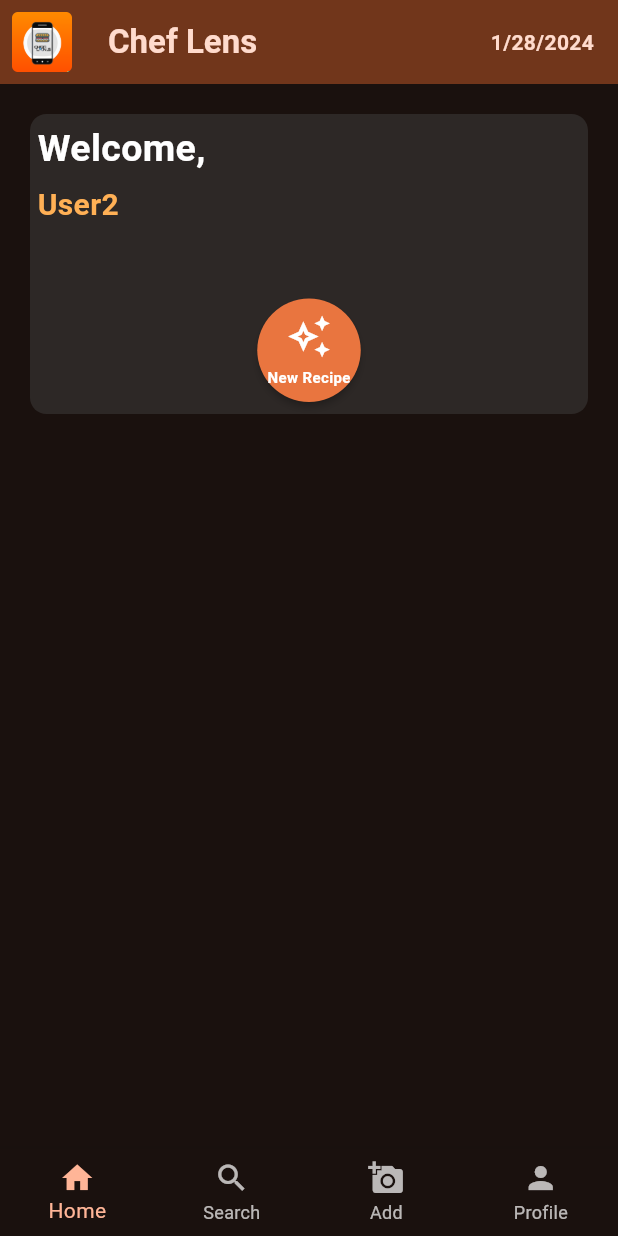
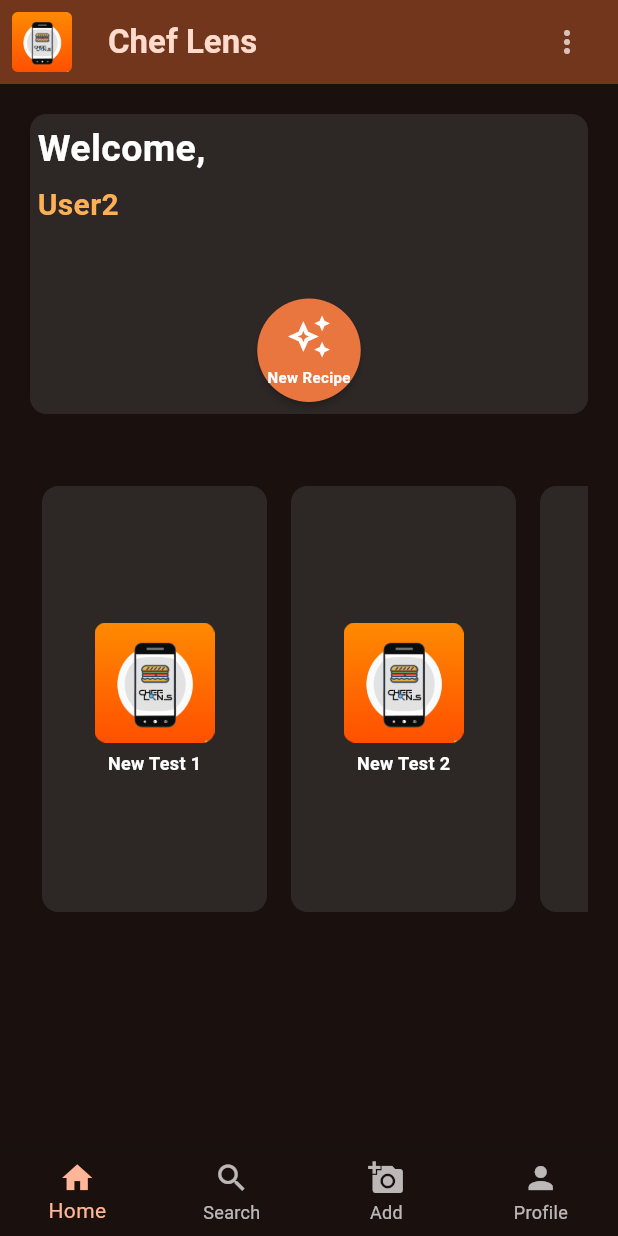
Before and after one commit to brianBoolean88/ChefLens, a Flutter app: the screen it shows after launch, on a phone screen of 412 x 824 dp. Run offline on Flutter 3.47's test engine with Material 3 defaults, Android fonts, the light colour scheme and no system bars; our stand-ins replace cached_network_image, camera, dio; missing offline and left inert: cookie_jar, dio_cookie_manager; Roboto replaces fonts that are missing (Poppins).

Commit message:
App Icon + Home Page Modifications

```diff
--- a/lib/main.dart
+++ b/lib/main.dart
@@ -1,5 +1,5 @@
 import "package:flutter/material.dart";
-
+import './utilities/customscroll.dart';
 import "screens/root_page.dart";
 
 void main() {
@@ -14,6 +14,7 @@ class MyApp extends StatelessWidget {
     return MaterialApp(
       title: "Chef Lens",
       debugShowCheckedModeBanner: false,
+      scrollBehavior: MyCustomScrollBehavior(),
       theme: ThemeData(
         useMaterial3: true,
         colorScheme: ColorScheme.fromSeed(
--- a/lib/screens/home_page.dart
+++ b/lib/screens/home_page.dart
@@ -1,5 +1,6 @@
 import "package:flutter/material.dart";
 import '../utilities/global.dart' as globals;
+import '../widgets/clickable_image.dart';
 
 class HomePage extends StatefulWidget {
   const HomePage({super.key});
@@ -14,7 +15,9 @@ class _HomePageState extends State<HomePage> {
     return SingleChildScrollView(
       child: Padding(
         padding: const EdgeInsets.all(20.0),
-        child: Container(
+        child: Column(
+          children: [
+            Container(
               decoration: BoxDecoration(
                 color: Color.fromARGB(107, 71, 71, 71),
                 borderRadius: BorderRadius.circular(11.0),
@@ -90,6 +93,27 @@ class _HomePageState extends State<HomePage> {
                 ],
               ),
             ),
+            const Padding(padding: EdgeInsets.all(20)),
+            const SizedBox(
+              height: 300,
+              child: SingleChildScrollView(
+                scrollDirection: Axis.horizontal,
+                child: Row(
+                  children: [
+                    ImageButton(imageName: "assets/images/icon.png", title: "New Test 1"),
+                    ImageButton(imageName: "assets/images/icon.png", title: "New Test 2"),
+                    ImageButton(imageName: "assets/images/icon.png", title: "New Test 3"),
+                    ImageButton(imageName: "assets/images/icon.png", title: "New Test 4"),
+                    ImageButton(imageName: "assets/images/icon.png", title: "New Test 5"),
+                    ImageButton(imageName: "assets/images/icon.png", title: "New Test 6"),
+                    ImageButton(imageName: "assets/images/icon.png", title: "New Test 7"),
+                    // Add more image buttons as needed
+                  ],
+                ),
+              ),
+            ),
+          ],
+        ),
       ),
     );
   }
--- /dev/null
+++ b/lib/utilities/customscroll.dart
@@ -0,0 +1,11 @@
+import 'package:flutter/gestures.dart';
+import 'package:flutter/material.dart';
+
+class MyCustomScrollBehavior extends MaterialScrollBehavior {
+  // Override behavior methods and getters like dragDevices
+  @override
+  Set<PointerDeviceKind> get dragDevices => {
+        PointerDeviceKind.touch,
+        PointerDeviceKind.mouse,
+      };
+}
--- /dev/null
+++ b/lib/widgets/clickable_image.dart
@@ -0,0 +1,45 @@
+import 'package:flutter/material.dart';
+
+class ImageButton extends StatelessWidget {
+  final String imageName;
+  final String title;
+
+  const ImageButton({super.key, required this.imageName, required this.title});
+
+  @override
+  Widget build(BuildContext context) {
+    return GestureDetector(
+      onTap: () {
+        // Handle button click
+        print("Image button clicked: $imageName");
+      },
+      child: Container(
+        width: 150, // Adjust the width as needed
+        margin: const EdgeInsets.all(8),
+        decoration: BoxDecoration(
+          color: Color.fromARGB(107, 71, 71, 71),
+          borderRadius: BorderRadius.circular(11.0),
+        ),
+        child: Column(
+          mainAxisAlignment: MainAxisAlignment.center,
+          children: [
+            Image.asset(
+              imageName,
+              width: 80, // Adjust the image width as needed
+              height: 80, // Adjust the image height as needed
+            ),
+            const SizedBox(height: 5),
+            Text(
+              title,
+              style: const TextStyle(
+                color: Colors.white,
+                fontWeight: FontWeight.bold,
+                fontSize: 12,
+              ),
+            ),
+          ],
+        ),
+      ),
+    );
+  }
+}
--- a/lib/widgets/top_app_bar.dart
+++ b/lib/widgets/top_app_bar.dart
@@ -1,5 +1,4 @@
-import "package:flutter/material.dart";
-import "package:intl/intl.dart";
+import 'package:flutter/material.dart';
 
 class MyAppBar extends StatelessWidget implements PreferredSizeWidget {
   const MyAppBar({super.key});
@@ -11,14 +10,12 @@ class MyAppBar extends StatelessWidget implements PreferredSizeWidget {
   Widget build(BuildContext context) {
     final appColorScheme = Theme.of(context).colorScheme;
 
-    DateTime currentDate = DateTime.now();
-    String formattedDate = DateFormat("yMd").format(currentDate);
-
     return AppBar(
       backgroundColor: appColorScheme.primaryContainer,
       leading: const Padding(
-          padding: EdgeInsets.all(8.0),
-          child: Image(image: AssetImage("assets/images/icon.png"))),
+        padding: EdgeInsets.all(8.0),
+        child: Image(image: AssetImage("assets/images/icon.png")),
+      ),
       title: Text(
         "Chef Lens",
         style: TextStyle(
@@ -28,13 +25,49 @@ class MyAppBar extends StatelessWidget implements PreferredSizeWidget {
       ),
       actions: [
         Padding(
-          padding: const EdgeInsets.all(16.0),
-          child: Text(
-            formattedDate,
-            style: TextStyle(
-              color: appColorScheme.onPrimaryContainer,
-              fontWeight: FontWeight.bold,
-            ),
+          padding: const EdgeInsets.only(right:10),
+          child: PopupMenuButton<String>(
+            onSelected: (value) {
+              // Handle the selected menu item
+              // You can perform different actions based on the value
+            },
+            itemBuilder: (BuildContext context) {
+              return [
+                const PopupMenuItem<String>(
+                  value: 'settings',
+                  child: Row(
+                    children: [
+                      Icon(Icons.settings),
+                      SizedBox(width: 8.0),
+                      Text('Settings'),
+                    ],
+                  ),
+                ),
+
+                const PopupMenuItem<String>(
+                  value: 'recipes',
+                  child: Row(
+                    children: [
+                      Icon(Icons.insert_chart_sharp),
+                      SizedBox(width: 8.0),
+                      Text('Recipes'),
+                    ],
+                  ),
+                ),
+
+                const PopupMenuItem<String>(
+                  value: 'info',
+                  child: Row(
+                    children: [
+                      Icon(Icons.info_outline),
+                      SizedBox(width: 8.0),
+                      Text('Info'),
+                    ],
+                  ),
+                ),
+
+              ];
+            },
           ),
         ),
       ],
```
Also changed, not shown: pubspec.yaml (+21 -3 lines), 48 other files. Lines whose indentation alone changed are shown as unchanged.
